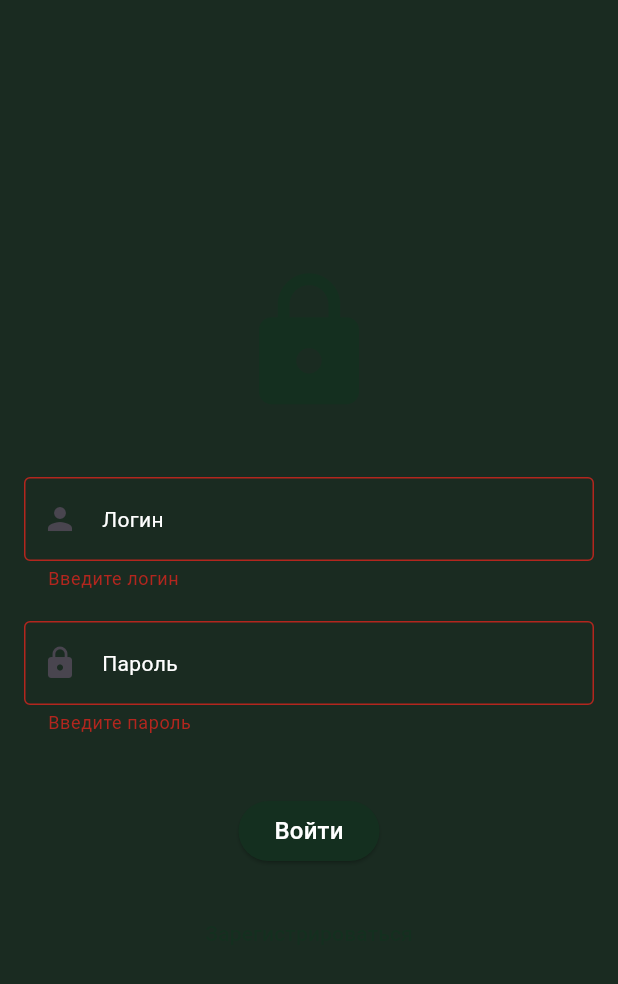
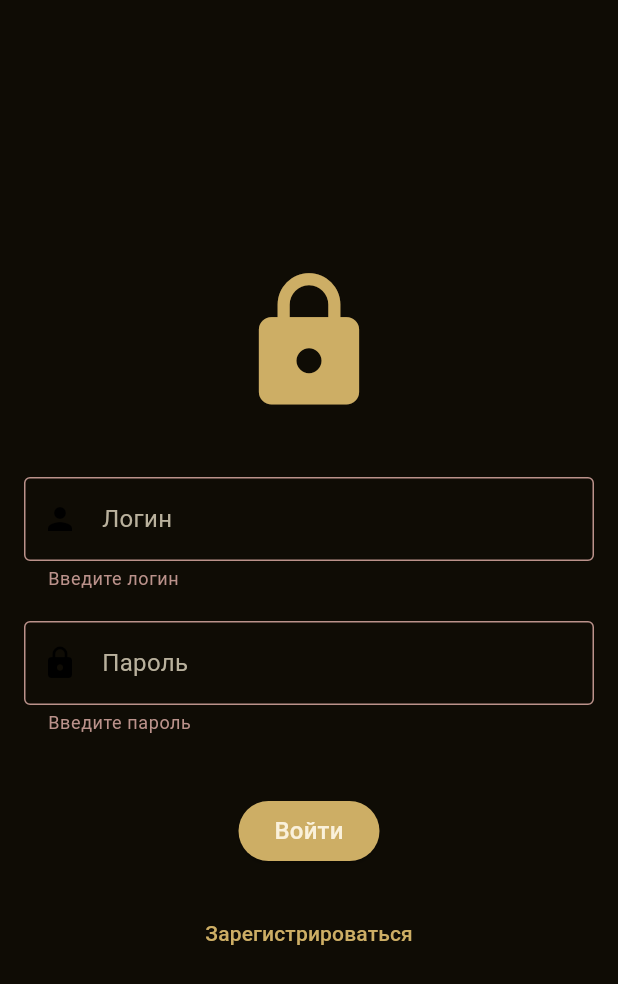
Before and after one commit to shamovgk/vpn_app, a Flutter app: the screen it shows after launch, after a tap on "Войти", on a phone screen of 412 x 824 dp. Shown: the top 984 px of the screen. Run offline on Flutter 3.47's test engine with Material 3 defaults, Android fonts, the phone set to English and light mode, and no system bars; our stand-ins replace flutter_secure_storage, logger; missing offline and left inert: gif, tray_manager, window_manager, wireguard_flutter; statements that could not run were skipped.

Commit message:
Add new palitre to ui and edit some ui elements

```diff
--- a/lib/main.dart
+++ b/lib/main.dart
@@ -22,7 +22,7 @@ void main() async {
   );
 
   windowManager.waitUntilReadyToShow(windowOptions, () async {
-    await windowManager.setTitle('TowerVPN');
+    await windowManager.setTitle('UgbuganVPN');
     await windowManager.setMinimumSize(const Size(360, 640));
     await windowManager.setMaximumSize(const Size(360, 640));
     await windowManager.show();
@@ -54,37 +54,9 @@ class _MyAppState extends State<MyApp> {
       builder: (context, themeProvider, _) {
         return MaterialApp(
           navigatorKey: navigatorKey,
-          title: 'TowerVPN',
-          theme: ThemeData(
-            primaryColor: const Color(0xFF719EA6),
-            scaffoldBackgroundColor: Colors.white,
-            textTheme: const TextTheme(
-              headlineLarge: TextStyle(color: Color(0xFF719EA6), fontSize: 24, fontWeight: FontWeight.bold),
-              bodyMedium: TextStyle(color: Colors.black),
-            ),
-            elevatedButtonTheme: ElevatedButtonThemeData(
-              style: ElevatedButton.styleFrom(
-                backgroundColor: const Color(0xFF719EA6),
-                foregroundColor: Colors.white,
-                shape: RoundedRectangleBorder(borderRadius: BorderRadius.circular(24)),
-              ),
-            ),
-          ),
-          darkTheme: ThemeData(
-            primaryColor: const Color(0xFF142F1F),
-            scaffoldBackgroundColor: const Color(0xFF1A2B21),
-            textTheme: const TextTheme(
-              headlineLarge: TextStyle(color: Color(0xFFABCF9C), fontSize: 24, fontWeight: FontWeight.bold),
-              bodyMedium: TextStyle(color: Colors.white),
-            ),
-            elevatedButtonTheme: ElevatedButtonThemeData(
-              style: ElevatedButton.styleFrom(
-                backgroundColor: const Color(0xFF142F1F),
-                foregroundColor: Colors.white,
-                shape: RoundedRectangleBorder(borderRadius: BorderRadius.circular(24)),
-              ),
-            ),
-          ),
+          title: 'UgbuganVPN',
+          theme: themeProvider.lightTheme,
+          darkTheme: themeProvider.darkTheme,
           themeMode: themeProvider.themeMode,
           home: Consumer<AuthProvider>(
             builder: (context, authProvider, _) => authProvider.isAuthenticated ? const VpnScreen() : const LoginScreen(),
--- a/lib/providers/theme_provider.dart
+++ b/lib/providers/theme_provider.dart
@@ -1,16 +1,116 @@
 import 'package:flutter/material.dart';
-import 'package:logger/logger.dart';
 
-final logger = Logger();
+// Определение кастомного расширения темы
+class CustomColors extends ThemeExtension<CustomColors> {
+  final Color warning;
+  final Color success;
+  final Color info;
+
+  CustomColors({required this.warning, required this.success, required this.info});
+
+  @override
+  CustomColors copyWith({Color? warning, Color? success, Color? info}) {
+    return CustomColors(
+      warning: warning ?? this.warning,
+      success: success ?? this.success,
+      info: info ?? this.info,
+    );
+  }
+
+  @override
+  CustomColors lerp(CustomColors? other, double t) {
+    if (other == null) return this;
+    return CustomColors(
+      warning: Color.lerp(warning, other.warning, t)!,
+      success: Color.lerp(success, other.success, t)!,
+      info: Color.lerp(info, other.info, t)!,
+    );
+  }
+}
 
 class ThemeProvider with ChangeNotifier {
   ThemeMode _themeMode = ThemeMode.dark;
-
   ThemeMode get themeMode => _themeMode;
 
   void toggleTheme() {
     _themeMode = _themeMode == ThemeMode.dark ? ThemeMode.light : ThemeMode.dark;
-    logger.i('Theme switched to: ${_themeMode.toString()}');
     notifyListeners();
   }
+
+  // Определение тем
+  ThemeData get darkTheme {
+    return ThemeData(
+      primaryColor: HSLColor.fromAHSL(1.0, 42, 0.51, 0.60).toColor(), // --primary: hsl(42 51% 60%)
+      scaffoldBackgroundColor: HSLColor.fromAHSL(1.0, 40, 0.48, 0.04).toColor(), // --bg: hsl(40 48% 4%)
+      textTheme: TextTheme(
+        headlineLarge: TextStyle(
+          color: HSLColor.fromAHSL(1.0, 42, 0.77, 0.92).toColor(), // --text: hsl(42 77% 92%)
+          fontSize: 24,
+          fontWeight: FontWeight.bold,
+        ),
+        bodyMedium: TextStyle(
+          color: HSLColor.fromAHSL(1.0, 42, 0.17, 0.67).toColor(), // --text-muted: hsl(42 17% 67%)
+          fontSize: 16,
+        ),
+      ),
+      elevatedButtonTheme: ElevatedButtonThemeData(
+        style: ElevatedButton.styleFrom(
+          backgroundColor: HSLColor.fromAHSL(1.0, 42, 0.51, 0.60).toColor(), // --primary
+          foregroundColor: HSLColor.fromAHSL(1.0, 42, 0.77, 0.92).toColor(), // --text
+          shape: RoundedRectangleBorder(borderRadius: BorderRadius.circular(24)),
+        ),
+      ),
+      colorScheme: ColorScheme.fromSwatch().copyWith(
+        primary: HSLColor.fromAHSL(1.0, 42, 0.51, 0.60).toColor(),
+        secondary: HSLColor.fromAHSL(1.0, 223, 0.77, 0.76).toColor(), // --secondary
+        error: HSLColor.fromAHSL(1.0, 9, 0.26, 0.64).toColor(), // --danger
+      ),
+      extensions: <ThemeExtension<dynamic>>[
+        CustomColors(
+          warning: HSLColor.fromAHSL(1.0, 52, 0.19, 0.57).toColor(), // --warning
+          success: HSLColor.fromAHSL(1.0, 146, 0.17, 0.59).toColor(), // --success
+          info: HSLColor.fromAHSL(1.0, 217, 0.28, 0.65).toColor(), // --info
+        ),
+      ],
+    );
+  }
+
+  ThemeData get lightTheme {
+    return ThemeData(
+      primaryColor: HSLColor.fromAHSL(1.0, 46, 1.0, 0.14).toColor(), // --primary: hsl(46 100% 14%)
+      scaffoldBackgroundColor: HSLColor.fromAHSL(1.0, 42, 0.46, 0.93).toColor(), // --bg: hsl(42 46% 93%)
+      textTheme: TextTheme(
+        headlineLarge: TextStyle(
+          color: HSLColor.fromAHSL(1.0, 36, 0.98, 0.03).toColor(), // --text: hsl(36 98% 3%)
+          fontSize: 24,
+          fontWeight: FontWeight.bold,
+        ),
+        bodyMedium: TextStyle(
+          color: HSLColor.fromAHSL(1.0, 42, 0.19, 0.26).toColor(), // --text-muted: hsl(42 19% 26%)
+          fontSize: 16,
+        ),
+      ),
+      elevatedButtonTheme: ElevatedButtonThemeData(
+        style: ElevatedButton.styleFrom(
+          backgroundColor: HSLColor.fromAHSL(1.0, 46, 1.0, 0.14).toColor(), // --primary
+          foregroundColor: HSLColor.fromAHSL(1.0, 36, 0.98, 0.03).toColor(), // --text
+          shape: RoundedRectangleBorder(borderRadius: BorderRadius.circular(24)),
+        ),
+      ),
+      colorScheme: ColorScheme.fromSwatch().copyWith(
+        primary: HSLColor.fromAHSL(1.0, 46, 1.0, 0.14).toColor(),
+        secondary: HSLColor.fromAHSL(1.0, 224, 0.45, 0.34).toColor(), // --secondary
+        error: HSLColor.fromAHSL(1.0, 9, 0.21, 0.41).toColor(), // --danger
+      ),
+      extensions: <ThemeExtension<dynamic>>[
+        CustomColors(
+          warning: HSLColor.fromAHSL(1.0, 52, 0.23, 0.34).toColor(), // --warning
+          success: HSLColor.fromAHSL(1.0, 147, 0.19, 0.36).toColor(), // --success
+          info: HSLColor.fromAHSL(1.0, 217, 0.22, 0.41).toColor(), // --info
+        ),
+      ],
+    );
+  }
+
+  ThemeData get currentTheme => _themeMode == ThemeMode.dark ? darkTheme : lightTheme;
 }
--- a/lib/screens/login_screen.dart
+++ b/lib/screens/login_screen.dart
@@ -1,5 +1,6 @@
 import 'package:flutter/material.dart';
 import 'package:provider/provider.dart';
+import 'package:vpn_app/providers/theme_provider.dart';
 import 'package:vpn_app/screens/vpn_screen.dart';
 import '../providers/auth_provider.dart';
 import 'register_screen.dart';
@@ -41,14 +42,24 @@ class _LoginScreenState extends State<LoginScreen> {
       } catch (e) {
         if (!mounted) return;
         if (e.toString().contains('Пожалуйста, проверьте email')) {
-          ScaffoldMessenger.of(context).showSnackBar(
-            const SnackBar(
-              content: Text('Пожалуйста, проверьте email для верификации'),
-              duration: Duration(seconds: 5),
-            ),
-          );
+          if (mounted) {
+            ScaffoldMessenger.of(context).showSnackBar(
+              SnackBar(
+                content: const Text('Пожалуйста, проверьте email для верификации'),
+                duration: const Duration(seconds: 5),
+                backgroundColor: Theme.of(context).extension<CustomColors>()!.warning,
+              ),
+            );
+          }
         } else {
-          ScaffoldMessenger.of(context).showSnackBar(SnackBar(content: Text(e.toString())));
+          if (mounted) {
+            ScaffoldMessenger.of(context).showSnackBar(
+              SnackBar(
+                content: Text(e.toString()),
+                backgroundColor: Theme.of(context).colorScheme.error,
+              ),
+            );
+          }
         }
       }
       if (!mounted) return;
```
Also changed, not shown: lib/screens/register_screen.dart (+14 -4 lines), lib/screens/settings_screen.dart (+15 -39 lines), lib/screens/vpn_screen.dart (+26 -11 lines).
